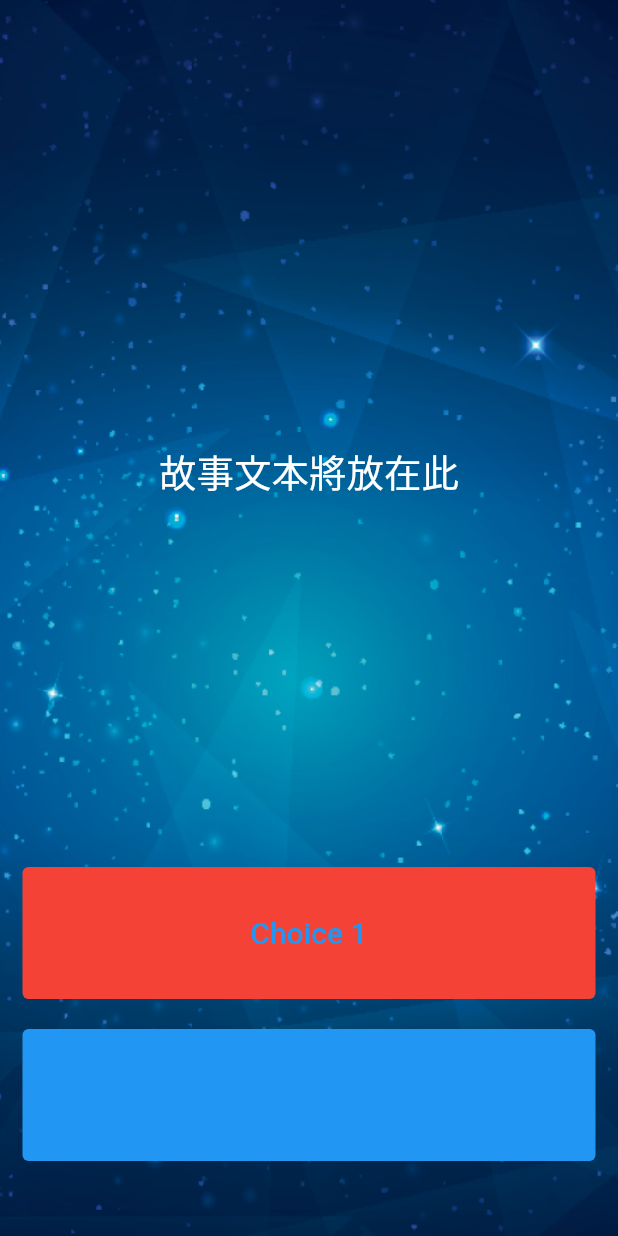
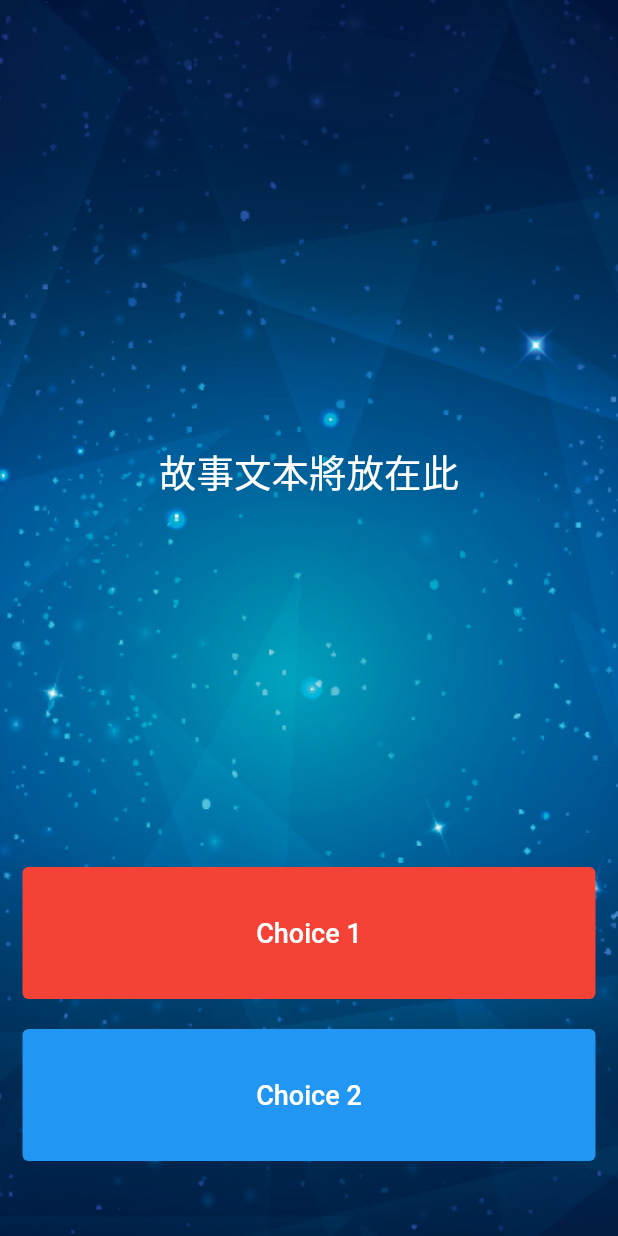
Before and after one commit to sylviakang/destini, a Flutter app: the screen it shows after launch, on a phone screen of 412 x 824 dp. Run offline on Flutter 3.47's test engine with Material 2 defaults, Android fonts, the phone set to English and light mode, and no system bars.

Commit message:
20220519

```diff
--- a/lib/main.dart
+++ b/lib/main.dart
@@ -71,7 +71,8 @@ class _StoryPageState extends State<StoryPage> {
                     //TODO: Step 13 - 使用storyBrain的方法取得第一個故事的choice1，並且顯示在此Text中。
                     'Choice 1',
                     style: TextStyle(
-                      fontSize: 20.0,
+                      fontSize: 18.0,
+                      color: Colors.white,
                     ),
                   ),
                 ),
@@ -95,7 +96,8 @@ class _StoryPageState extends State<StoryPage> {
                     //TODO: Step 14 - 使用storyBrain的方法取得第一個故事的choice2，並且顯示在此Text中。
                     'Choice 2',
                     style: TextStyle(
-                      fontSize: 20.0,
+                      fontSize: 18.0,
+                      color: Colors.white,
                     ),
                   ),
                 ),
```
